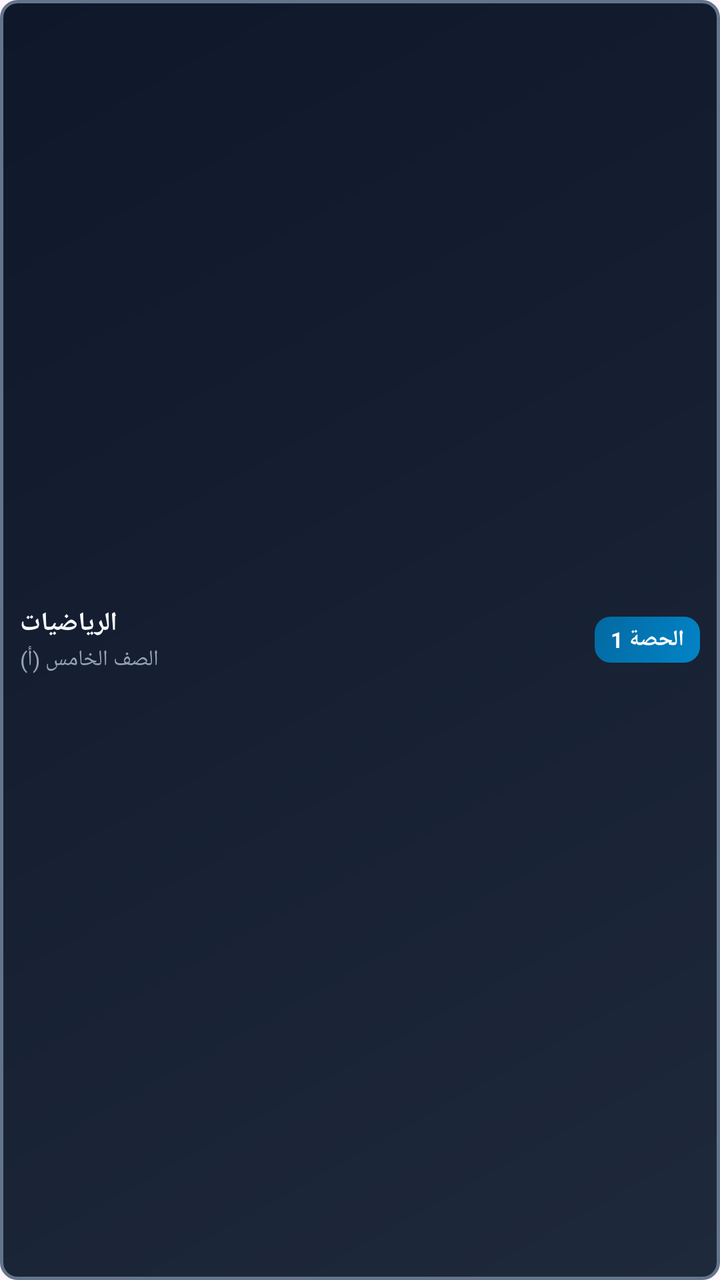
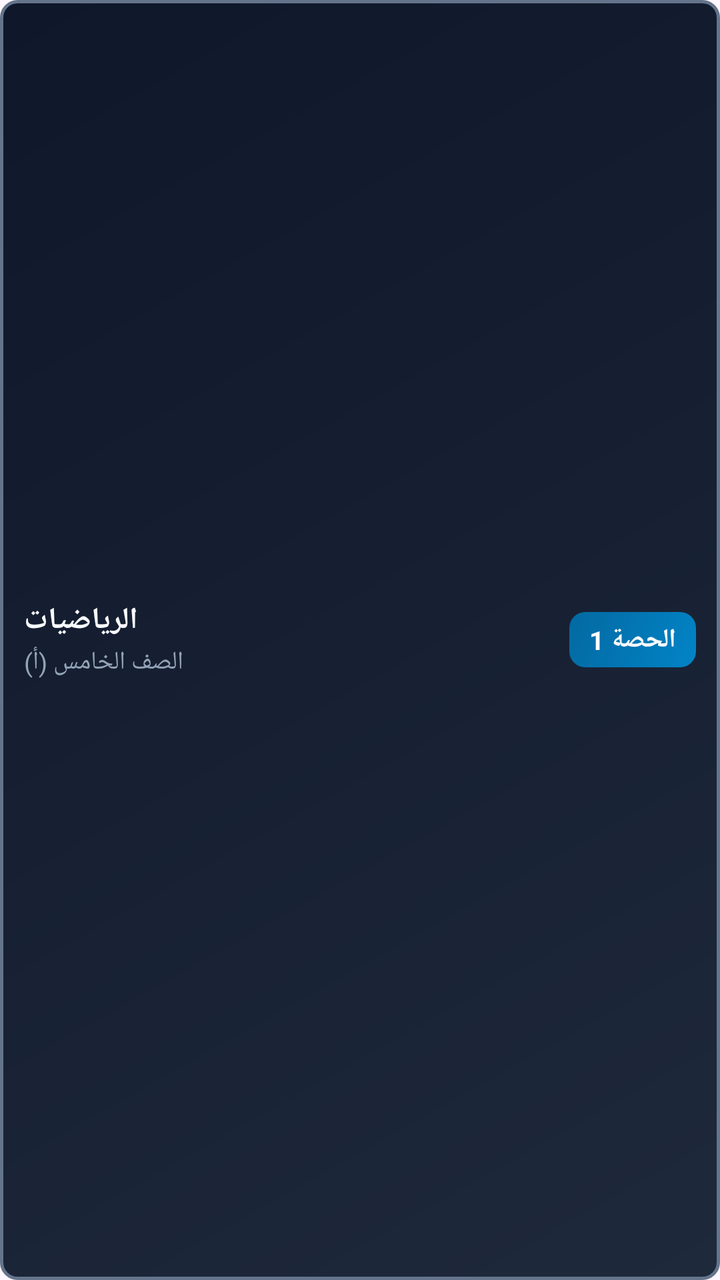

Two renders of the same Android screen: before a commit and after it. Below are the layout's source before the change and the commit's diff.
<!-- AndroidManifest.xml: application theme Theme.SchoolSystem -->
<!-- res/layout/widget_lesson_item.xml -->
<?xml version="1.0" encoding="utf-8"?>
<LinearLayout xmlns:android="http://schemas.android.com/apk/res/android"
    android:id="@+id/widget_item_container"
    android:layout_width="match_parent"
    android:layout_height="wrap_content"
    android:orientation="horizontal"
    android:background="@drawable/widget_item_bg"
    android:padding="10dp"
    android:gravity="center_vertical">

    
    <LinearLayout
        android:layout_width="0dp"
        android:layout_height="wrap_content"
        android:layout_weight="1"
        android:orientation="vertical"
        android:gravity="start">

        <TextView
            android:id="@+id/item_subject_text"
            android:layout_width="wrap_content"
            android:layout_height="wrap_content"
            android:text="الرياضيات"
            android:textColor="#F8FAFC"
            android:textSize="13sp"
            android:textStyle="bold" />

        <TextView
            android:id="@+id/item_class_text"
            android:layout_width="wrap_content"
            android:layout_height="wrap_content"
            android:text="الصف الخامس (أ)"
            android:textColor="#94A3B8"
            android:textSize="11sp"
            android:layout_marginTop="2dp" />
    </LinearLayout>

    
    <TextView
        android:id="@+id/item_lesson_badge"
        android:layout_width="wrap_content"
        android:layout_height="wrap_content"
        android:background="@drawable/widget_badge_bg"
        android:paddingStart="8dp"
        android:paddingEnd="8dp"
        android:paddingTop="4dp"
        android:paddingBottom="4dp"
        android:text="الحصة 1"
        android:textColor="#FFFFFF"
        android:textSize="11sp"
        android:textStyle="bold" />

</LinearLayout>
<!-- resources referenced by this layout -->
<resources>
  <!-- drawable widget_badge_bg (drawable) -->
  <?xml version="1.0" encoding="utf-8"?>
  <shape xmlns:android="http://schemas.android.com/apk/res/android"
      android:shape="rectangle">
      <gradient
          android:startColor="#0284C7"
          android:endColor="#0369A1"
          android:angle="135" />
      <corners android:radius="8dp" />
  </shape>
  <!-- drawable widget_item_bg (drawable) -->
  <?xml version="1.0" encoding="utf-8"?>
  <shape xmlns:android="http://schemas.android.com/apk/res/android"
      android:shape="rectangle">
      <gradient
          android:startColor="#1E293B"
          android:endColor="#0F172A"
          android:angle="135" />
      <corners android:radius="8dp" />
      <stroke android:width="1.5dp" android:color="#64748B" />
  </shape>
  <style name="Theme.SchoolSystem" parent="Theme.Material3.Light.NoActionBar">
      </style>
</resources>

<!-- the commit's change to res/layout/widget_lesson_item.xml (unified diff, before → after) -->
@@ -5,7 +5,7 @@
     android:layout_height="wrap_content"
     android:orientation="horizontal"
     android:background="@drawable/widget_item_bg"
-    android:padding="10dp"
+    android:padding="12dp"
     android:gravity="center_vertical">
 
     
@@ -22,7 +22,7 @@
             android:layout_height="wrap_content"
             android:text="الرياضيات"
             android:textColor="#F8FAFC"
-            android:textSize="13sp"
+            android:textSize="15sp"
             android:textStyle="bold" />
 
         <TextView
@@ -31,7 +31,7 @@
             android:layout_height="wrap_content"
             android:text="الصف الخامس (أ)"
             android:textColor="#94A3B8"
-            android:textSize="11sp"
+            android:textSize="12.5sp"
             android:layout_marginTop="2dp" />
     </LinearLayout>
 
@@ -41,13 +41,13 @@
         android:layout_width="wrap_content"
         android:layout_height="wrap_content"
         android:background="@drawable/widget_badge_bg"
-        android:paddingStart="8dp"
-        android:paddingEnd="8dp"
-        android:paddingTop="4dp"
-        android:paddingBottom="4dp"
+        android:paddingStart="10dp"
+        android:paddingEnd="10dp"
+        android:paddingTop="5dp"
+        android:paddingBottom="5dp"
         android:text="الحصة 1"
         android:textColor="#FFFFFF"
-        android:textSize="11sp"
+        android:textSize="13sp"
         android:textStyle="bold" />
 
 </LinearLayout>
